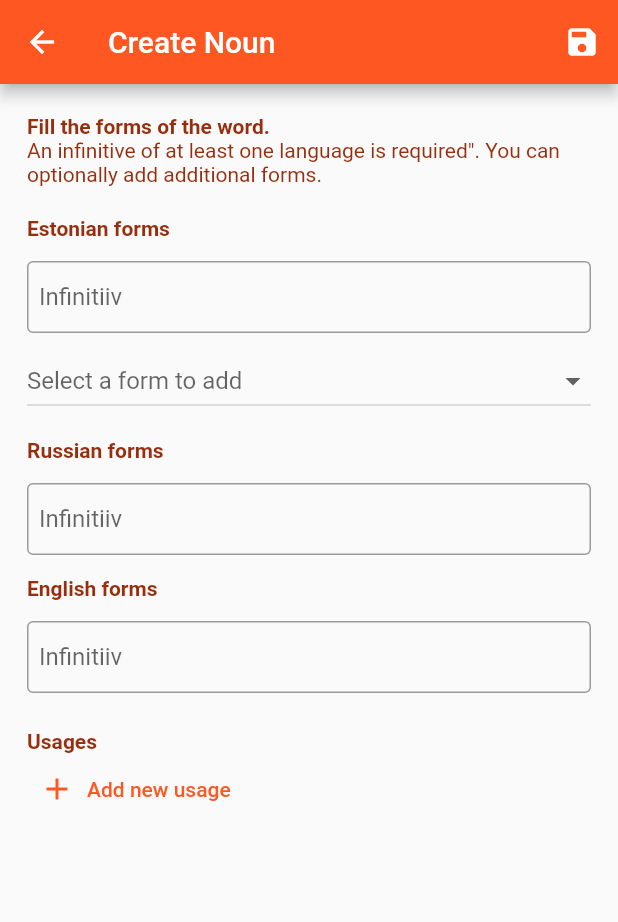
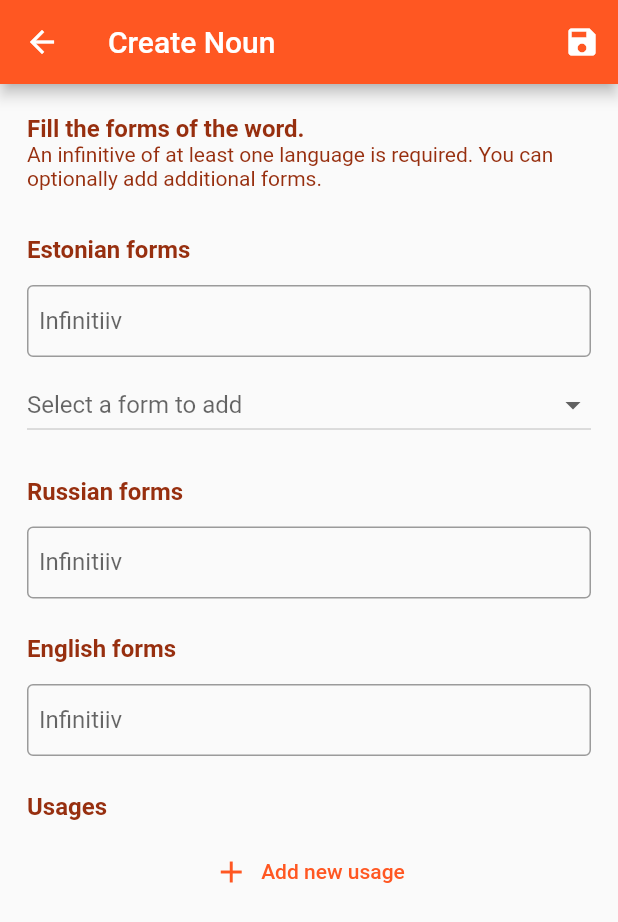
Before and after one commit to kirillsun1/estdict, a Flutter app: the screen it shows after launch, after a tap on "Noun", on a phone screen of 412 x 824 dp. Shown: the top 922 px of the screen. Run offline on Flutter 3.47's test engine with Material 2 defaults, Android fonts, the phone set to English and light mode, and no system bars; our stand-ins replace bloc, flutter_bloc.

Commit message:
Improve design

```diff
--- a/lib/app/modify_word/create_word_page.dart
+++ b/lib/app/modify_word/create_word_page.dart
@@ -1,6 +1,7 @@
 import 'package:estdict/app/modify_word/modify_word_bloc.dart';
 import 'package:estdict/app/modify_word/modify_word_state.dart';
 import 'package:estdict/app/modify_word/usages.dart';
+import 'package:estdict/components/section.dart';
 import 'package:estdict/domain/part_of_speech.dart';
 import 'package:estdict/domain/word_forms_configuration.dart';
 import 'package:flutter/material.dart';
@@ -54,23 +55,16 @@ class CreateWordView extends StatelessWidget {
               ),
               Padding(
                 padding: EdgeInsets.only(left: 18, right: 18),
-                child: Column(
-                  crossAxisAlignment: CrossAxisAlignment.stretch,
+                child: Section(
+                  title: 'Fill the forms of the word.',
+                  subtitle:
+                      'An infinitive of at least one language is required. You can optionally add additional forms.',
                   children: [
-                    Text(
-                      'Fill the forms of the word.',
-                      style: TextStyle(fontWeight: FontWeight.bold),
-                    ),
-                    Text(
-                        'An infinitive of at least one language is required". You can optionally add additional forms.'),
                     SizedBox(
-                      height: 10,
+                      height: 20,
                     ),
                     for (var groupsForm in partOfSpeech.groupedForms)
                       LanguageForms(group: groupsForm),
-                    SizedBox(
-                      height: 10,
-                    ),
                     Usages()
                   ],
                 ),
--- a/lib/app/modify_word/language_forms.dart
+++ b/lib/app/modify_word/language_forms.dart
@@ -1,6 +1,7 @@
 import 'package:estdict/app/modify_word/modify_word_bloc.dart';
 import 'package:estdict/app/modify_word/modify_word_state.dart';
 import 'package:estdict/app/modify_word/text_field.dart';
+import 'package:estdict/components/section.dart';
 import 'package:estdict/domain/word_form.dart';
 import 'package:estdict/domain/word_forms_configuration.dart';
 import 'package:flutter/material.dart';
@@ -41,19 +42,7 @@ class LanguageFormsView extends StatelessWidget {
 
   @override
   Widget build(BuildContext context) {
-    return Column(
-      crossAxisAlignment: CrossAxisAlignment.start,
-      children: [
-        SizedBox(
-          height: 10,
-        ),
-        Text(
-          group.name,
-          style: TextStyle(fontWeight: FontWeight.bold),
-        ),
-        SizedBox(
-          height: 10,
-        ),
+    return Section(title: group.name, children: [
       Container(
         margin: margin,
         child: FormValueField(
@@ -77,7 +66,7 @@ class LanguageFormsView extends StatelessWidget {
                 ),
                 IconButton(
                     onPressed: () => {onFormValueChanged(formType, null)},
-                      icon: Icon(Icons.remove))
+                    icon: Icon(Icons.delete))
               ],
             ),
           ),
@@ -99,8 +88,7 @@ class LanguageFormsView extends StatelessWidget {
             },
           ),
         )
-      ],
-    );
+    ]);
   }
 
   bool isOptionalFormWithValue(WordFormType formType) =>
--- a/lib/app/modify_word/usages.dart
+++ b/lib/app/modify_word/usages.dart
@@ -1,6 +1,7 @@
 import 'package:estdict/app/modify_word/modify_word_bloc.dart';
 import 'package:estdict/app/modify_word/modify_word_state.dart';
 import 'package:estdict/app/modify_word/text_field.dart';
+import 'package:estdict/components/section.dart';
 import 'package:flutter/material.dart';
 import 'package:flutter_bloc/flutter_bloc.dart';
 
@@ -30,14 +31,7 @@ class _UsagesView extends StatelessWidget {
 
   @override
   Widget build(BuildContext context) {
-    return Column(crossAxisAlignment: CrossAxisAlignment.start, children: [
-      SizedBox(
-        height: 10,
-      ),
-      Text(
-        "Usages",
-        style: TextStyle(fontWeight: FontWeight.bold),
-      ),
+    return Section(title: "Usages", children: [
       for (var i = 0; i < usages.length; i++)
         if (usages[i] != null)
           Container(
@@ -53,7 +47,7 @@ class _UsagesView extends StatelessWidget {
                 ),
                 IconButton(
                     onPressed: () => {onUsageChanged(i, null)},
-                    icon: Icon(Icons.remove))
+                    icon: Icon(Icons.delete))
               ],
             ),
           ),
--- /dev/null
+++ b/lib/components/section.dart
@@ -0,0 +1,32 @@
+import 'package:flutter/widgets.dart';
+
+class Section extends StatelessWidget {
+  final String title;
+  final String? subtitle;
+  final List<Widget> children;
+
+  const Section(
+      {Key? key, required this.title, this.subtitle, this.children = const []})
+      : super(key: key);
+
+  @override
+  Widget build(BuildContext context) {
+    return Column(
+      crossAxisAlignment: CrossAxisAlignment.stretch,
+      children: [
+        Text(
+          title,
+          style: TextStyle(fontWeight: FontWeight.bold, fontSize: 16.0),
+        ),
+        if (subtitle != null) Text(subtitle!),
+        SizedBox(
+          height: 10,
+        ),
+        ...children,
+        SizedBox(
+          height: 20,
+        ),
+      ],
+    );
+  }
+}
--- a/lib/main.dart
+++ b/lib/main.dart
@@ -1,6 +1,7 @@
 import 'package:estdict/app/home/home_page.dart';
 import 'package:estdict/utils/colors.dart';
 import 'package:flutter/material.dart';
+import 'package:flutter/services.dart';
 
 void main() {
   runApp(EstDictionary());
@@ -15,6 +16,10 @@ final textTheme = TextTheme(
 class EstDictionary extends StatelessWidget {
   @override
   Widget build(BuildContext context) {
+    SystemChrome.setPreferredOrientations([
+      DeviceOrientation.portraitUp,
+      DeviceOrientation.portraitDown,
+    ]);
     return MaterialApp(
       title: 'EST Dictionary',
       theme: ThemeData(
```
Lines whose indentation alone changed are shown as unchanged.
